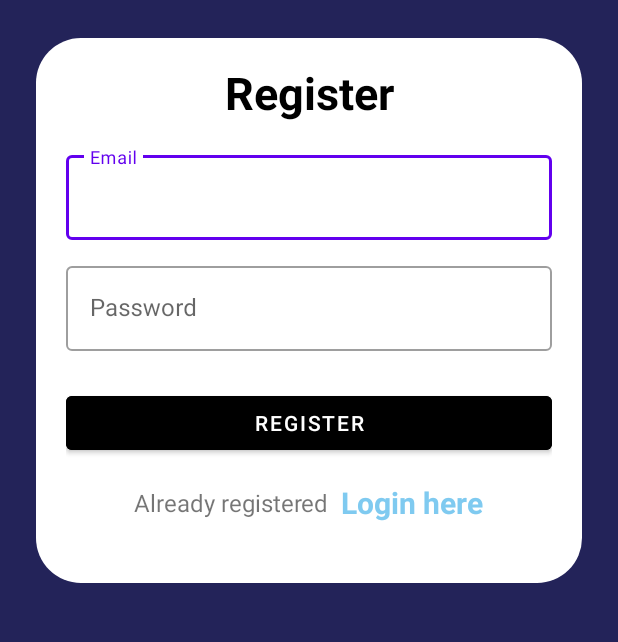
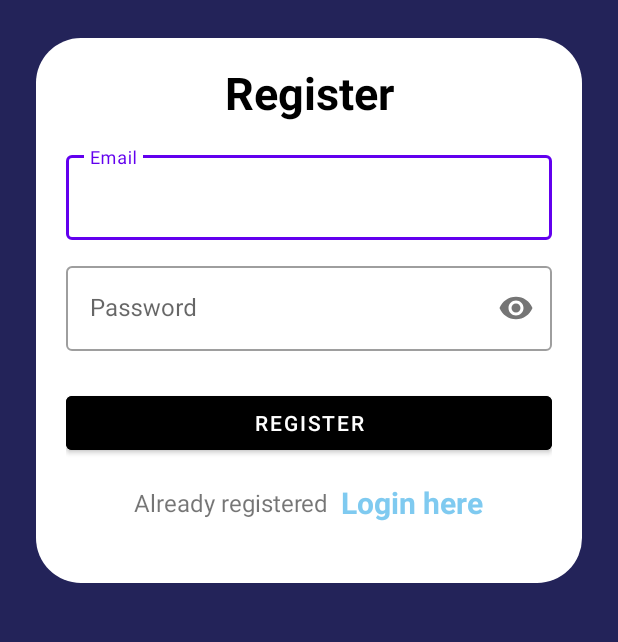
Before and after one commit to gbouzon/local_game_match_machine, an Android app: the RegisterActivity screen opened directly, with no data from a screen before it, on a phone screen of 412 x 824 dp, the part 463-1105 px from its top. Run offline under Robolectric (Android 15) with nearby library versions, the phone set to English and light mode, and no system bars; our stand-ins replace Firebase (no records; nobody signed in at launch, a user with empty details on screens opened directly).

Commit message:
added showPassword button in password input fields

```diff
--- a/program/LGMM/app/src/main/res/layout/activity_login.xml
+++ b/program/LGMM/app/src/main/res/layout/activity_login.xml
@@ -43,7 +43,6 @@
         <com.google.android.material.textfield.TextInputLayout
             android:layout_width="match_parent"
             style="@style/Widget.MaterialComponents.TextInputLayout.OutlinedBox"
-
             android:layout_height="wrap_content">
 
             <com.google.android.material.textfield.TextInputEditText
@@ -59,6 +58,7 @@
             android:layout_width="match_parent"
             style="@style/Widget.MaterialComponents.TextInputLayout.OutlinedBox"
             android:layout_height="wrap_content"
+            app:passwordToggleEnabled="true"
             android:layout_marginTop="12dp">
 
             <com.google.android.material.textfield.TextInputEditText
--- a/program/LGMM/app/src/main/res/layout/activity_register.xml
+++ b/program/LGMM/app/src/main/res/layout/activity_register.xml
@@ -58,6 +58,7 @@
             android:layout_width="match_parent"
             style="@style/Widget.MaterialComponents.TextInputLayout.OutlinedBox"
             android:layout_height="wrap_content"
+            app:passwordToggleEnabled="true"
             android:layout_marginTop="12dp">
 
             <com.google.android.material.textfield.TextInputEditText
```
